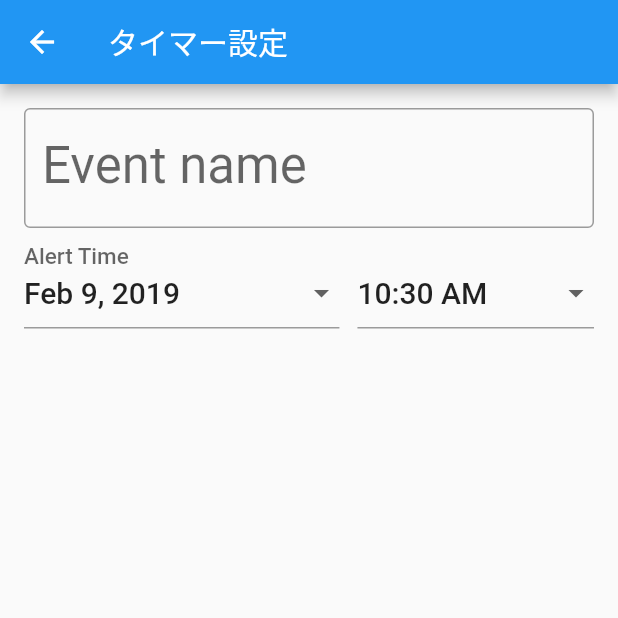
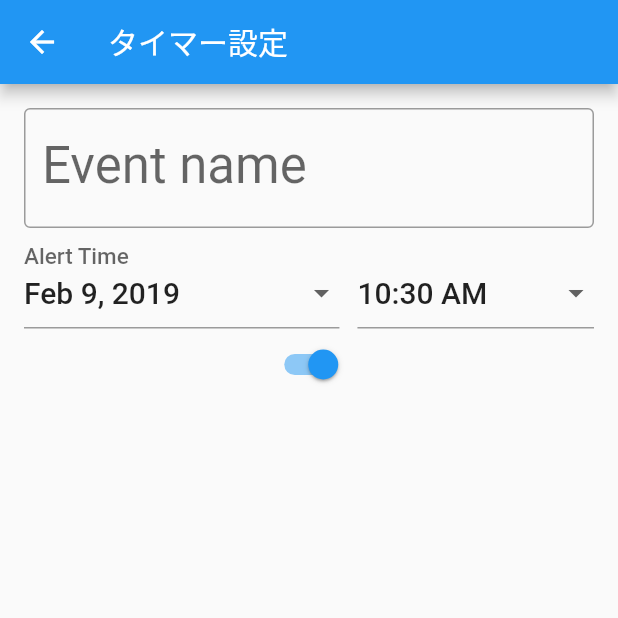
Before and after one commit to roadman/flutter_timer, a Flutter app: the screen it shows after launch, after a tap on the "add" icon, on a phone screen of 412 x 824 dp, the top half of it. Run offline on Flutter 3.47's test engine with Material 2 defaults, Android fonts, the phone set to English and light mode, and no system bars.

Commit message:
impliment timer switch

```diff
--- a/lib/main.dart
+++ b/lib/main.dart
@@ -26,8 +26,13 @@ class Timer {
   String eventName;
   DateTime timerDate;
   TimeOfDay timerTime;
+  bool isEnable;
 
-  Timer(this.eventName, this.timerDate, this.timerTime);
+  Timer(this.eventName, this.timerDate, this.timerTime, this.isEnable);
+
+  static Timer createTimer() {
+    return Timer('', DateTime.now(), TimeOfDay.now(), true);
+  }
 }
 
 class TimerList {
@@ -258,23 +263,34 @@ class DateAndTimePicker extends StatefulWidget {
 
 class _DateAndTimePickerState extends State<DateAndTimePicker> {
   String _eventName;
-  DateTime _timerDate; // = DateTime.now();
-  TimeOfDay _timerTime; // = const TimeOfDay(hour: 7, minute: 28);
+  DateTime _timerDate;
+  TimeOfDay _timerTime;
+  bool _isEnable;
 
   TimerList _timers = TimerList();
+
+  void setSelfTimer(Timer timer) {
+    _eventName = timer.eventName;
+    _timerDate = timer.timerDate;
+    _timerTime = timer.timerTime;
+    _isEnable  = timer.isEnable;
+  }
+
+  void setTimerFromSelf(Timer timer) {
+    timer.eventName = _eventName;
+    timer.timerDate = _timerDate;
+    timer.timerTime = _timerTime;
+    timer.isEnable  = _isEnable;
+  }
 
   @override
   void initState() {
     super.initState();
     if (widget.timer == null) {
-      _eventName = '';
-      _timerDate = DateTime.now();
-      _timerTime = TimeOfDay.now();
+      setSelfTimer(Timer.createTimer());
       return;
     }
-    _eventName = widget.timer.eventName;
-    _timerDate = widget.timer.timerDate;
-    _timerTime = widget.timer.timerTime;
+    setSelfTimer(widget.timer);
   }
 
   @override
@@ -319,22 +335,41 @@ class _DateAndTimePickerState extends State<DateAndTimePicker> {
                   });
                 },
               ),
+              Align(
+                alignment: const Alignment(0.0, -0.2),
+                child: Row(
+                  mainAxisSize: MainAxisSize.min,
+                  children: <Widget>[
+                    Switch.adaptive(
+                      value: _isEnable,
+                      onChanged: (bool value) {
+                        setState(() {
+                          _isEnable = value;
+                        });
+                      }
+                    ),
+                  ],
+                ),
+              )
+//              Switch(
+//                value: _isEnable,
+//                onChanged: (bool value) {
+//                  setState(() {
+//                    _isEnable = value;
+//                  });
+//                }
+//              )
             ],
           ),
         ),
       ),
       floatingActionButton: FloatingActionButton(
         onPressed: () {
-          print("_eventName: " + _eventName);
           if (widget.timer == null) {
-            Timer _newTimer = Timer(_eventName, _timerDate, _timerTime);
-            _timers.add(_newTimer);
+            _timers.add(Timer(_eventName, _timerDate, _timerTime, _isEnable));
           } else {
-            Timer _timer = widget.timer;
-            _timer.eventName = _eventName;
-            _timer.timerDate = _timerDate;
-            _timer.timerTime = _timerTime;
-            _timers.update(_timer);
+            setTimerFromSelf(widget.timer);
+            _timers.update(widget.timer);
           }
           Navigator.pop(context);
         },
@@ -374,8 +409,6 @@ class _LeaveBehindListItem extends StatelessWidget {
         customSemanticsActions: <CustomSemanticsAction, VoidCallback>{
           const CustomSemanticsAction(label: 'Delete'): _handleDelete,
         },
-        child: RaisedButton(
-          onPressed: _handleEdit,
         child: Dismissible(
           key: ObjectKey(timer),
           direction: dismissDirection,
@@ -385,19 +418,27 @@ class _LeaveBehindListItem extends StatelessWidget {
           background: Container(
               color: theme.primaryColor,
               child: const ListTile(
-                    leading:
-                        Icon(Icons.delete, color: Colors.white, size: 36.0))),
+                  leading: Icon(
+                      Icons.delete,
+                      color: Colors.white,
+                      size: 36.0
+                  )
+              )
+          ),
           child: Container(
             decoration: BoxDecoration(
                 color: theme.canvasColor,
-                  border:
-                      Border(bottom: BorderSide(color: theme.dividerColor))),
+                border: Border(
+                    bottom: BorderSide(
+                        color: theme.dividerColor
+                    )
+                )
+            ),
             child: ListTile(
               title: Text(timer.eventName),
-                  subtitle: Text(timer.timerDate.toString() +
-                      ' ' +
-                      timer.timerTime.toString()),
-                  isThreeLine: true),
+              subtitle: Text(timer.timerDate.toString() + ' ' + timer.timerTime.toString()),
+              isThreeLine: true,
+              onTap: _handleEdit,
             ),
           ),
         ));
```
Lines whose indentation alone changed are shown as unchanged.
